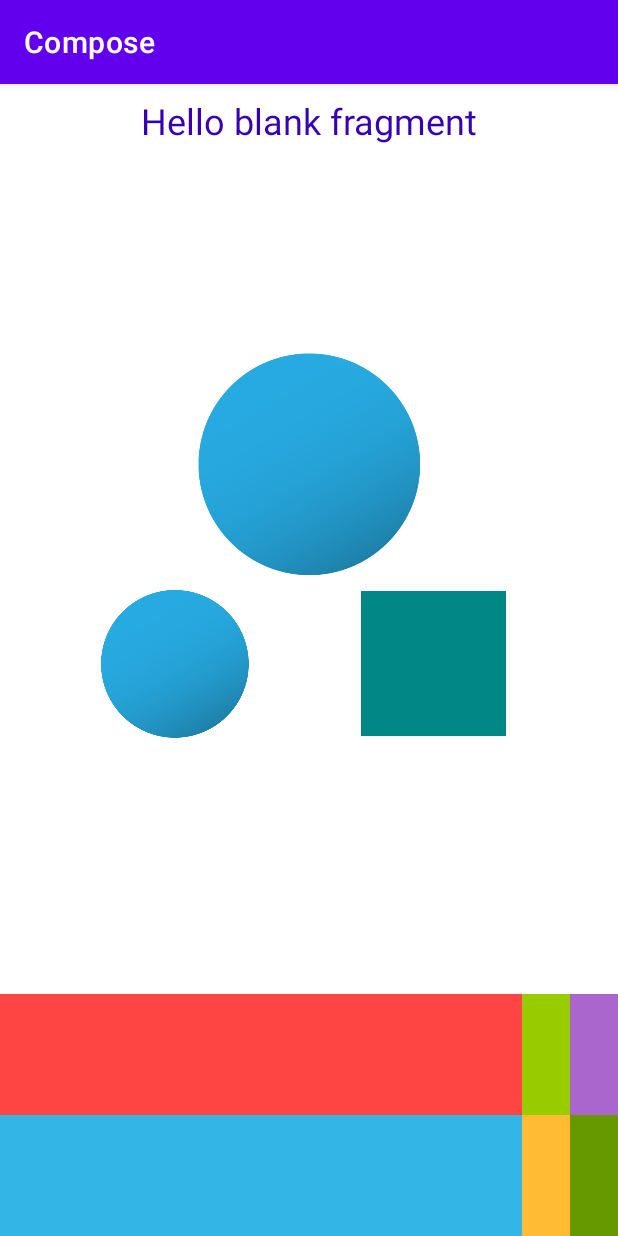
After one commit to Magistr-dot/Compose, an Android app: the fragment GameFragment shown on its own in the app's theme, on a phone screen of 412 x 824 dp. The commit adds this screen. Run offline under Robolectric (Android 15) with nearby library versions, the phone set to English and light mode, and no system bars.

Commit message:
part 1 complete

```diff
--- /dev/null
+++ b/app/src/main/java/com/example/compose/presentation/GameFragment.kt
@@ -0,0 +1,60 @@
+package com.example.compose.presentation
+
+import android.os.Bundle
+import androidx.fragment.app.Fragment
+import android.view.LayoutInflater
+import android.view.View
+import android.view.ViewGroup
+import com.example.compose.R
+
+// TODO: Rename parameter arguments, choose names that match
+// the fragment initialization parameters, e.g. ARG_ITEM_NUMBER
+private const val ARG_PARAM1 = "param1"
+private const val ARG_PARAM2 = "param2"
+
+/**
+ * A simple [Fragment] subclass.
+ * Use the [GameFragment.newInstance] factory method to
+ * create an instance of this fragment.
+ */
+class GameFragment : Fragment() {
+    // TODO: Rename and change types of parameters
+    private var param1: String? = null
+    private var param2: String? = null
+
+    override fun onCreate(savedInstanceState: Bundle?) {
+        super.onCreate(savedInstanceState)
+        arguments?.let {
+            param1 = it.getString(ARG_PARAM1)
+            param2 = it.getString(ARG_PARAM2)
+        }
+    }
+
+    override fun onCreateView(
+        inflater: LayoutInflater, container: ViewGroup?,
+        savedInstanceState: Bundle?
+    ): View? {
+        // Inflate the layout for this fragment
+        return inflater.inflate(R.layout.fragment_game, container, false)
+    }
+
+    companion object {
+        /**
+         * Use this factory method to create a new instance of
+         * this fragment using the provided parameters.
+         *
+         * @param param1 Parameter 1.
+         * @param param2 Parameter 2.
+         * @return A new instance of fragment GameFragment.
+         */
+        // TODO: Rename and change types and number of parameters
+        @JvmStatic
+        fun newInstance(param1: String, param2: String) =
+            GameFragment().apply {
+                arguments = Bundle().apply {
+                    putString(ARG_PARAM1, param1)
+                    putString(ARG_PARAM2, param2)
+                }
+            }
+    }
+}
--- /dev/null
+++ b/app/src/main/res/layout/fragment_game.xml
@@ -0,0 +1,132 @@
+<?xml version="1.0" encoding="utf-8"?>
+<androidx.constraintlayout.widget.ConstraintLayout xmlns:android="http://schemas.android.com/apk/res/android"
+    xmlns:app="http://schemas.android.com/apk/res-auto"
+    xmlns:tools="http://schemas.android.com/tools"
+    android:layout_width="match_parent"
+    android:layout_height="match_parent"
+    tools:context=".presentation.GameFragment">
+
+
+    <TextView
+        android:id="@+id/tv_timer"
+        android:layout_width="wrap_content"
+        android:layout_height="wrap_content"
+        android:layout_margin="8dp"
+        android:text="@string/hello_blank_fragment"
+        android:textColor="@color/purple_700"
+        android:textSize="24sp"
+        app:layout_constraintEnd_toEndOf="parent"
+        app:layout_constraintStart_toStartOf="parent"
+        app:layout_constraintTop_toTopOf="parent"
+        tools:text="00:00" />
+
+    <TextView
+        android:id="@+id/tv_sum"
+        style="@style/QuestionTextStyle"
+        android:layout_width="150dp"
+        android:layout_height="150dp"
+        android:background="@drawable/circle"
+        app:layout_constraintBottom_toTopOf="@+id/tv_left_number"
+        app:layout_constraintEnd_toEndOf="parent"
+        app:layout_constraintStart_toStartOf="parent"
+        app:layout_constraintTop_toTopOf="parent"
+        app:layout_constraintVertical_chainStyle="packed"
+        tools:text="1" />
+
+    <TextView
+        android:id="@+id/tv_left_number"
+        style="@style/OptionTextStyle"
+        android:layout_width="100dp"
+        android:layout_height="100dp"
+        android:background="@drawable/circle"
+        app:layout_constraintBottom_toTopOf="@+id/tv_option_1"
+        app:layout_constraintEnd_toStartOf="@+id/tv_question"
+        app:layout_constraintHorizontal_chainStyle="spread"
+        app:layout_constraintStart_toStartOf="parent"
+        app:layout_constraintTop_toBottomOf="@+id/tv_sum"
+        tools:text="7" />
+
+    <TextView
+        android:id="@+id/tv_question"
+        style="@style/QuestionTextStyle"
+        android:layout_width="0dp"
+        android:layout_height="wrap_content"
+        android:background="@color/teal_700"
+        app:layout_constraintBottom_toBottomOf="@+id/tv_left_number"
+        app:layout_constraintDimensionRatio="1:1"
+        app:layout_constraintEnd_toEndOf="parent"
+        app:layout_constraintStart_toEndOf="@+id/tv_left_number"
+        app:layout_constraintTop_toTopOf="@+id/tv_left_number"
+        tools:text=" ? " />
+
+    <TextView
+        android:id="@+id/tv_option_1"
+        style="@style/OptionTextStyle"
+        android:layout_width="0dp"
+        android:layout_height="wrap_content"
+        android:background="@android:color/holo_red_light"
+        app:layout_constraintBottom_toTopOf="@+id/tv_option_4"
+        app:layout_constraintEnd_toStartOf="@+id/tv_option_5"
+        app:layout_constraintHorizontal_bias="0.0"
+        app:layout_constraintHorizontal_chainStyle="spread"
+        app:layout_constraintStart_toStartOf="parent"
+        tools:text="1" />
+
+    <TextView
+        android:id="@+id/tv_option_2"
+        style="@style/OptionTextStyle"
+        android:layout_width="0dp"
+        android:layout_height="wrap_content"
+        android:background="@android:color/holo_green_light"
+        android:textColor="#616161"
+        app:layout_constraintBottom_toTopOf="@+id/tv_option_4"
+        app:layout_constraintEnd_toStartOf="@+id/tv_option_6"
+        app:layout_constraintStart_toEndOf="@id/tv_option_4"
+        tools:text="2" />
+
+    <TextView
+        android:id="@+id/tv_option_3"
+        style="@style/OptionTextStyle"
+        android:layout_width="0dp"
+        android:layout_height="wrap_content"
+        android:background="@android:color/holo_purple"
+        app:layout_constraintBottom_toTopOf="@+id/tv_option_4"
+        app:layout_constraintEnd_toEndOf="parent"
+        app:layout_constraintStart_toEndOf="@id/tv_option_5"
+        tools:text="3" />
+
+    <TextView
+        android:id="@+id/tv_option_4"
+        style="@style/OptionTextStyle"
+        android:layout_width="0dp"
+        android:layout_height="wrap_content"
+        android:background="@android:color/holo_blue_light"
+        android:textColor="#455A64"
+        app:layout_constraintBottom_toBottomOf="parent"
+        app:layout_constraintEnd_toStartOf="@+id/tv_option_5"
+        app:layout_constraintStart_toStartOf="parent"
+        app:layout_constraintHorizontal_chainStyle="spread"
+        tools:text="4" />
+
+    <TextView
+        android:id="@+id/tv_option_5"
+        style="@style/OptionTextStyle"
+        android:layout_width="0dp"
+        android:layout_height="wrap_content"
+        android:background="@android:color/holo_orange_light"
+        android:textColor="#546E7A"
+        app:layout_constraintBottom_toBottomOf="parent"
+        app:layout_constraintEnd_toStartOf="@+id/tv_option_6"
+        app:layout_constraintStart_toEndOf="tv_option_4"
+        tools:text="5" />
+
+    <TextView
+        android:id="@+id/tv_option_6"
+        style="@style/OptionTextStyle"
+        android:layout_width="0dp"
+        android:layout_height="wrap_content"
+        android:background="@android:color/holo_green_dark"
+        app:layout_constraintBottom_toBottomOf="parent"
+        app:layout_constraintEnd_toEndOf="parent"
+        tools:text="6" />
+</androidx.constraintlayout.widget.ConstraintLayout>
--- /dev/null
+++ b/app/src/main/res/values/styles.xml
@@ -0,0 +1,17 @@
+<?xml version="1.0" encoding="utf-8"?>
+<resources>
+    <style name="OptionTextStyle">
+        <item name="android:padding">16dp</item>
+        <item name="android:textSize">36sp</item>
+        <item name="android:gravity">center</item>
+        <item name="android:textColor">@color/white</item>
+    </style>
+    <style name="QuestionTextStyle">
+        <item name="android:padding">16dp</item>
+        <item name="android:textSize">48sp</item>
+        <item name="android:gravity">center</item>
+        <item name="android:textStyle">bold</item>
+        <item name="android:layout_margin">8dp</item>
+        <item name="android:textColor">@color/white</item>
+    </style>
+</resources>
```
Also changed, not shown: app/src/main/java/com/example/compose/presentation/ChooseLevelFragment.kt (added, +18 -0 lines), app/src/main/java/com/example/compose/presentation/WelcomeFragment.kt (added, +18 -0 lines), app/src/main/res/layout/fragment_choose_level.xml (added, +61 -0 lines), app/src/main/res/layout/fragment_welcome.xml (added, +56 -0 lines), app/src/main/res/values/strings.xml (+8 -0 lines), app/src/main/res/circle/circle.png (added), app/src/main/res/drawable-v24/circle.png (added), app/src/main/res/drawable-v24/ic_logo.png (added).
